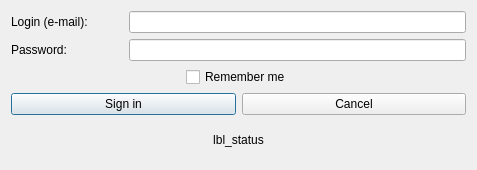
First picture: the form in hub/forms/DlgLogin.ui, repository subutai-io/control-center, before the edit.
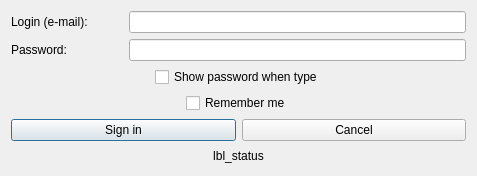
Second picture: the form after the edit. Icons and pictures are not drawn.

Commit message: change password field behavior

Diff of the .ui file:
```diff
--- a/hub/forms/DlgLogin.ui
+++ b/hub/forms/DlgLogin.ui
@@ -7,7 +7,7 @@
     <x>0</x>
     <y>0</y>
     <width>477</width>
-    <height>170</height>
+    <height>176</height>
    </rect>
   </property>
   <property name="windowTitle">
@@ -19,7 +19,7 @@
   </property>
   <layout class="QVBoxLayout" name="verticalLayout">
    <item>
-    <layout class="QGridLayout" name="gridLayout_4">
+    <layout class="QGridLayout" name="gridLayout_5">
      <item row="0" column="0">
       <layout class="QGridLayout" name="gridLayout" columnstretch="1,3">
        <item row="0" column="0">
@@ -49,7 +49,44 @@
       </layout>
      </item>
      <item row="1" column="0">
-      <layout class="QGridLayout" name="gridLayout_3">
+      <layout class="QGridLayout" name="gridLayout_4" columnstretch="2,1,2">
+       <item row="0" column="0">
+        <spacer name="horizontalSpacer_3">
+         <property name="orientation">
+          <enum>Qt::Horizontal</enum>
+         </property>
+         <property name="sizeHint" stdset="0">
+          <size>
+           <width>28</width>
+           <height>20</height>
+          </size>
+         </property>
+        </spacer>
+       </item>
+       <item row="0" column="1">
+        <widget class="QCheckBox" name="cb_show_pass">
+         <property name="text">
+          <string>Show password when type</string>
+         </property>
+        </widget>
+       </item>
+       <item row="0" column="2">
+        <spacer name="horizontalSpacer_4">
+         <property name="orientation">
+          <enum>Qt::Horizontal</enum>
+         </property>
+         <property name="sizeHint" stdset="0">
+          <size>
+           <width>18</width>
+           <height>20</height>
+          </size>
+         </property>
+        </spacer>
+       </item>
+      </layout>
+     </item>
+     <item row="2" column="0">
+      <layout class="QGridLayout" name="gridLayout_3" columnstretch="2,1,2">
        <item row="0" column="0">
         <spacer name="horizontalSpacer">
          <property name="orientation">
@@ -85,7 +122,7 @@
        </item>
       </layout>
      </item>
-     <item row="2" column="0">
+     <item row="3" column="0">
       <layout class="QGridLayout" name="gridLayout_2">
        <item row="0" column="0">
         <widget class="QPushButton" name="btn_ok">
@@ -103,7 +140,7 @@
        </item>
       </layout>
      </item>
-     <item row="3" column="0">
+     <item row="4" column="0">
       <widget class="QLabel" name="lbl_status">
        <property name="text">
         <string>lbl_status</string>
```
Left out of the diff: 2 changed lines with no effect on the pictures. The commit also changes 2 other files.
